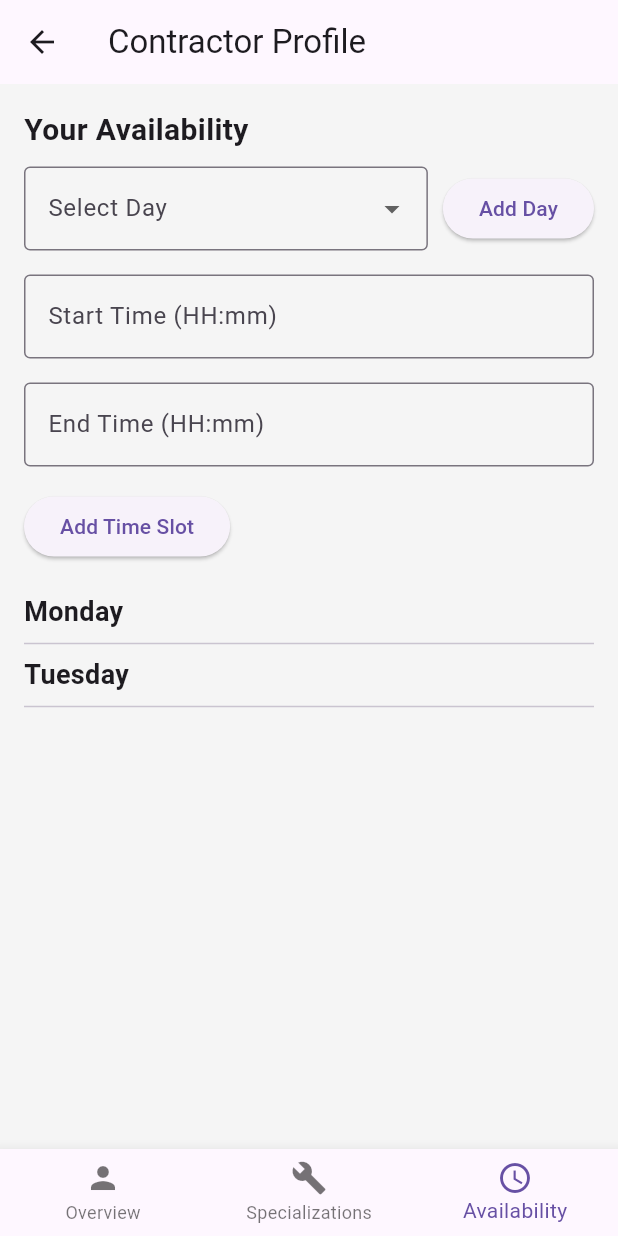
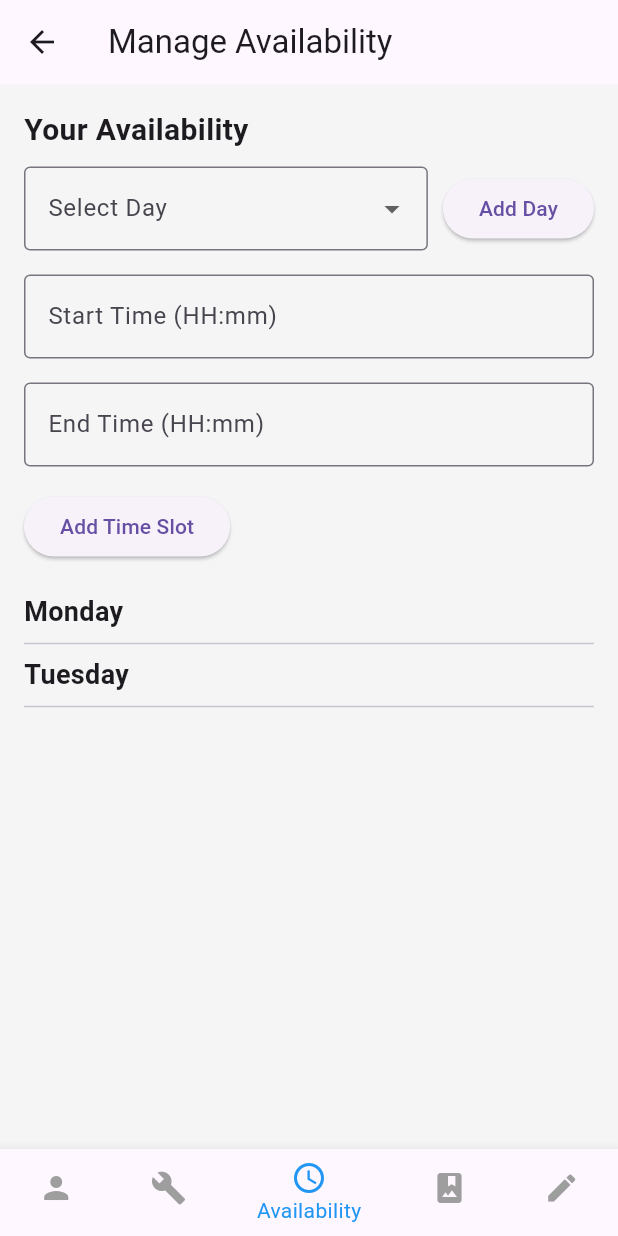
Before and after one commit to AaronsFYP2024-25/flutter-application, a Flutter app: the ContractorProfilePage screen opened by its route, item 3 of the bottom bar chosen, on a phone screen of 412 x 824 dp. Run offline on Flutter 3.47's test engine with Material 3 defaults, Android fonts, the phone set to English and light mode, and no system bars; network calls fail.

Commit message:
finsihed up sprint 3 contractor now has portfolio

```diff
--- a/protrade_hub/lib/screens/contractor_profile.dart
+++ b/protrade_hub/lib/screens/contractor_profile.dart
@@ -1,8 +1,10 @@
 import 'package:flutter/material.dart';
+import 'package:protrade_hub/widgets/display_portfolio_widget.dart';
 import 'package:protrade_hub/widgets/edit_profile_widget.dart';
 import '../widgets/contractor_profile_overview.dart';
 import '../widgets/manage_specializations_widget.dart';
 import '../widgets/manage_availability_widget.dart';
+import '../widgets/manage_portfolio_widget.dart';
 
 class ContractorProfilePage extends StatefulWidget {
   const ContractorProfilePage({super.key});
@@ -18,6 +20,27 @@ class _ContractorProfilePageState extends State<ContractorProfilePage> {
     "Tuesday": [],
   };
 
+  List<Map<String, dynamic>> mockPortfolio = [
+    {
+      'title': 'Bathroom Renovation',
+      'description': 'Complete bathroom renovation with modern fixtures.',
+      'images': [
+        'https://via.placeholder.com/150',
+        'https://via.placeholder.com/150',
+        'https://via.placeholder.com/150',
+        'https://via.placeholder.com/150',
+      ],
+    },
+    {
+      'title': 'Kitchen Remodel',
+      'description': 'Custom kitchen design with new cabinetry and lighting.',
+      'images': [
+        'https://via.placeholder.com/150',
+        'https://via.placeholder.com/150',
+      ],
+    },
+  ];
+
   int _selectedIndex = 0;
 
   void _onSpecializationAdded(String specialization) {
@@ -32,16 +55,9 @@ class _ContractorProfilePageState extends State<ContractorProfilePage> {
     });
   }
 
-  void _onAvailabilityAdded(String day, Map<String, String> slot) {
+  void _onAvailabilityAdded(String day, Map<String, String> availabilityItem) {
     setState(() {
-      availability[day] ??= [];
-      availability[day]!.add(slot);
-    });
-  }
-
-  void _onAvailabilityRemoved(String day, Map<String, String> slot) {
-    setState(() {
-      availability[day]?.remove(slot);
+      availability[day]?.add(availabilityItem);
     });
   }
 
@@ -53,7 +69,33 @@ class _ContractorProfilePageState extends State<ContractorProfilePage> {
     });
   }
 
+  void _onAvailabilityRemoved(String day, Map<String, String> availabilityItem) {
+    setState(() {
+      availability[day]?.remove(availabilityItem);
+    });
+  }
+
+  void _addPortfolioItem(Map<String, dynamic> newItem) {
+    if (mockPortfolio.length >= 6) {
+      ScaffoldMessenger.of(context).showSnackBar(
+        const SnackBar(content: Text('You can only have up to 6 portfolio items.')),
+      );
+      return;
+    }
+
+    setState(() {
+      mockPortfolio.add(newItem);
+    });
+  }
+
+  void _deletePortfolioItem(int index) {
+    setState(() {
+      mockPortfolio.removeAt(index);
+    });
+  }
+
   void _onItemTapped(int index) {
+    print('Navigating to tab: $index'); // Debug output
     setState(() {
       _selectedIndex = index;
     });
@@ -61,6 +103,14 @@ class _ContractorProfilePageState extends State<ContractorProfilePage> {
 
   @override
   Widget build(BuildContext context) {
+    final List<String> titles = [
+      'Contractor Profile',
+      'Manage Specializations',
+      'Manage Availability',
+      'Portfolio',
+      'Manage Portfolio',
+    ];
+
     final List<Widget> pages = [
       ContractorProfileOverview(
         specializations: specializations,
@@ -90,31 +140,32 @@ class _ContractorProfilePageState extends State<ContractorProfilePage> {
         availability: availability,
         onAvailabilityAdded: _onAvailabilityAdded,
         onAvailabilityRemoved: _onAvailabilityRemoved,
-        onNewDayAdded: _onNewDayAdded, // Pass callback to add new days dynamically
+        onNewDayAdded: _onNewDayAdded,
+      ),
+      DisplayPortfolioWidget(portfolio: mockPortfolio),
+      ManagePortfolioWidget(
+        portfolio: mockPortfolio,
+        onPortfolioAdded: _addPortfolioItem,
+        onPortfolioDeleted: _deletePortfolioItem,
       ),
     ];
 
     return Scaffold(
       appBar: AppBar(
-        title: const Text('Contractor Profile'),
+        title: Text(titles[_selectedIndex]),
       ),
       body: pages[_selectedIndex],
       bottomNavigationBar: BottomNavigationBar(
         currentIndex: _selectedIndex,
         onTap: _onItemTapped,
+        selectedItemColor: Colors.blue,
+        unselectedItemColor: Colors.grey,
         items: const [
-          BottomNavigationBarItem(
-            icon: Icon(Icons.person),
-            label: 'Overview',
-          ),
-          BottomNavigationBarItem(
-            icon: Icon(Icons.build),
-            label: 'Specializations',
-          ),
-          BottomNavigationBarItem(
-            icon: Icon(Icons.schedule),
-            label: 'Availability',
-          ),
+          BottomNavigationBarItem(icon: Icon(Icons.person), label: 'Overview'),
+          BottomNavigationBarItem(icon: Icon(Icons.build), label: 'Specializations'),
+          BottomNavigationBarItem(icon: Icon(Icons.schedule), label: 'Availability'),
+          BottomNavigationBarItem(icon: Icon(Icons.photo_album), label: 'Portfolio'),
+          BottomNavigationBarItem(icon: Icon(Icons.edit), label: 'Manage Portfolio'),
         ],
       ),
     );
--- a/protrade_hub/lib/widgets/manage_availability_widget.dart
+++ b/protrade_hub/lib/widgets/manage_availability_widget.dart
@@ -99,6 +99,7 @@ class _ManageAvailabilityWidgetState extends State<ManageAvailabilityWidget> {
             children: [
               Expanded(
                 child: DropdownButtonFormField<String>(
+                  key: const Key('dayDropdown'),
                   value: _selectedDay,
                   onChanged: (value) {
                     setState(() {
@@ -107,6 +108,7 @@ class _ManageAvailabilityWidgetState extends State<ManageAvailabilityWidget> {
                   },
                   items: widget.availability.keys
                       .map((day) => DropdownMenuItem(
+                            key: Key('dropdown_$day'),
                             value: day,
                             child: Text(day),
                           ))
@@ -139,6 +141,7 @@ class _ManageAvailabilityWidgetState extends State<ManageAvailabilityWidget> {
                           child: const Text('Cancel'),
                         ),
                         ElevatedButton(
+                          key: const Key('addNewDayButton'),
                           onPressed: () {
                             _addNewDay();
                             Navigator.pop(context);
--- a/protrade_hub/lib/widgets/manage_specializations_widget.dart
+++ b/protrade_hub/lib/widgets/manage_specializations_widget.dart
@@ -55,6 +55,7 @@ class _ManageSpecializationsWidgetState
           ),
           const SizedBox(height: 20),
           TextField(
+            key: const Key('addSpecializationButton'),
             controller: _specializationController,
             decoration: InputDecoration(
               labelText: 'Add Specialization',
```
Also changed, not shown: protrade_hub/lib/widgets/display_portfolio_widget.dart (added, +76 -0 lines), protrade_hub/lib/widgets/manage_portfolio_widget.dart (added, +75 -0 lines), 7 other files.
